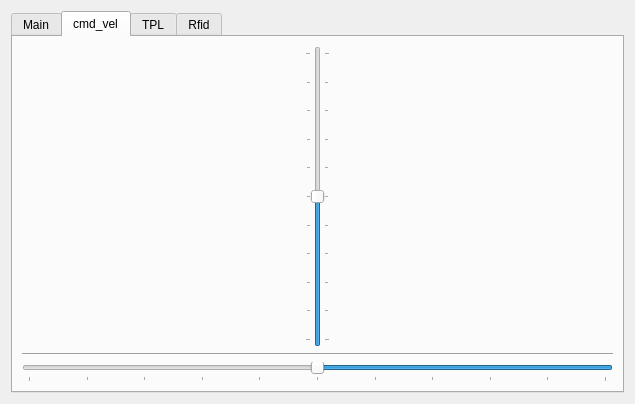
agribot-2-0/agribot_simulation, file scripts/ui/mobile_app_sim.ui: the form before one commit.
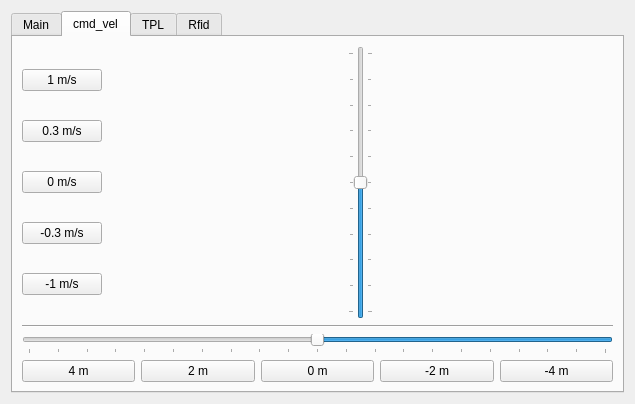
The form after the commit. The open tabs and pages were chosen to show the change.

Commit message: Add cmd vel buttons

The edit to the form file:
```diff
--- a/scripts/ui/mobile_app_sim.ui
+++ b/scripts/ui/mobile_app_sim.ui
@@ -14,7 +14,7 @@
    <string>Form</string>
   </property>
   <layout class="QGridLayout" name="gridLayout">
-   <item row="0" column="1">
+   <item row="0" column="0">
     <widget class="QTabWidget" name="tabWid">
      <property name="currentIndex">
       <number>0</number>
@@ -236,11 +236,48 @@
       <attribute name="title">
        <string>cmd_vel</string>
       </attribute>
-      <layout class="QGridLayout" name="gridLayout_4">
-       <item row="0" column="0">
+      <layout class="QVBoxLayout" name="verticalLayout_10">
+       <item>
+        <layout class="QHBoxLayout" name="horizontalLayout_23">
+         <item>
         <layout class="QVBoxLayout" name="verticalLayout_2">
          <item>
-          <layout class="QHBoxLayout" name="horizontalLayout_6">
+            <widget class="QPushButton" name="button_1ms_forward">
+             <property name="text">
+              <string>1 m/s</string>
+             </property>
+            </widget>
+           </item>
+           <item>
+            <widget class="QPushButton" name="button_03ms_forward">
+             <property name="text">
+              <string>0.3 m/s</string>
+             </property>
+            </widget>
+           </item>
+           <item>
+            <widget class="QPushButton" name="button_0ms">
+             <property name="text">
+              <string>0 m/s</string>
+             </property>
+            </widget>
+           </item>
+           <item>
+            <widget class="QPushButton" name="button_03ms_backward">
+             <property name="text">
+              <string>-0.3 m/s</string>
+             </property>
+            </widget>
+           </item>
+           <item>
+            <widget class="QPushButton" name="button_1ms_backward">
+             <property name="text">
+              <string>-1 m/s</string>
+             </property>
+            </widget>
+           </item>
+          </layout>
+         </item>
            <item>
             <spacer name="horizontalSpacer">
              <property name="orientation">
@@ -322,10 +359,10 @@
             </sizepolicy>
            </property>
            <property name="minimum">
-            <number>-50</number>
+          <number>-100</number>
            </property>
            <property name="maximum">
-            <number>50</number>
+          <number>100</number>
            </property>
            <property name="singleStep">
             <number>1</number>
@@ -350,6 +387,43 @@
            </property>
            <property name="tickInterval">
             <number>10</number>
+         </property>
+        </widget>
+       </item>
+       <item>
+        <layout class="QHBoxLayout" name="horizontalLayout_7">
+         <item>
+          <widget class="QPushButton" name="button_4m_left">
+           <property name="text">
+            <string>4 m</string>
+           </property>
+          </widget>
+         </item>
+         <item>
+          <widget class="QPushButton" name="button_2m_left">
+           <property name="text">
+            <string>2 m</string>
+           </property>
+          </widget>
+         </item>
+         <item>
+          <widget class="QPushButton" name="button_0m">
+           <property name="text">
+            <string>0 m</string>
+           </property>
+          </widget>
+         </item>
+         <item>
+          <widget class="QPushButton" name="button_2m_right">
+           <property name="text">
+            <string>-2 m</string>
+           </property>
+          </widget>
+         </item>
+         <item>
+          <widget class="QPushButton" name="button_4m_right">
+           <property name="text">
+            <string>-4 m</string>
            </property>
           </widget>
          </item>
```
Lines whose indentation alone changed are shown as unchanged. The commit also changes 1 other file.
